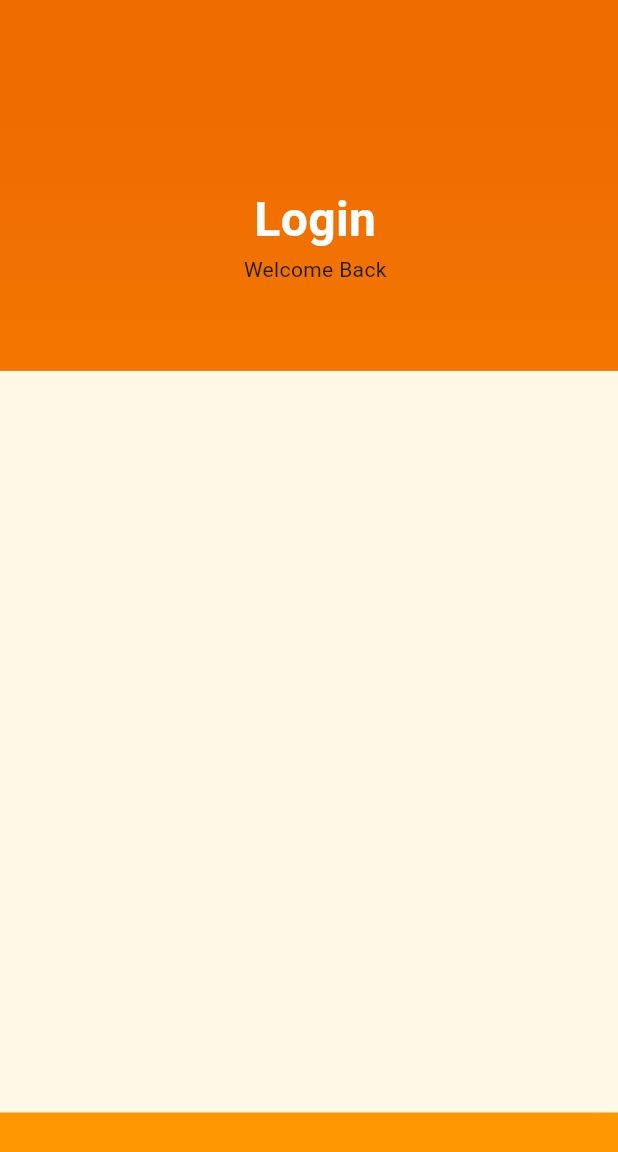
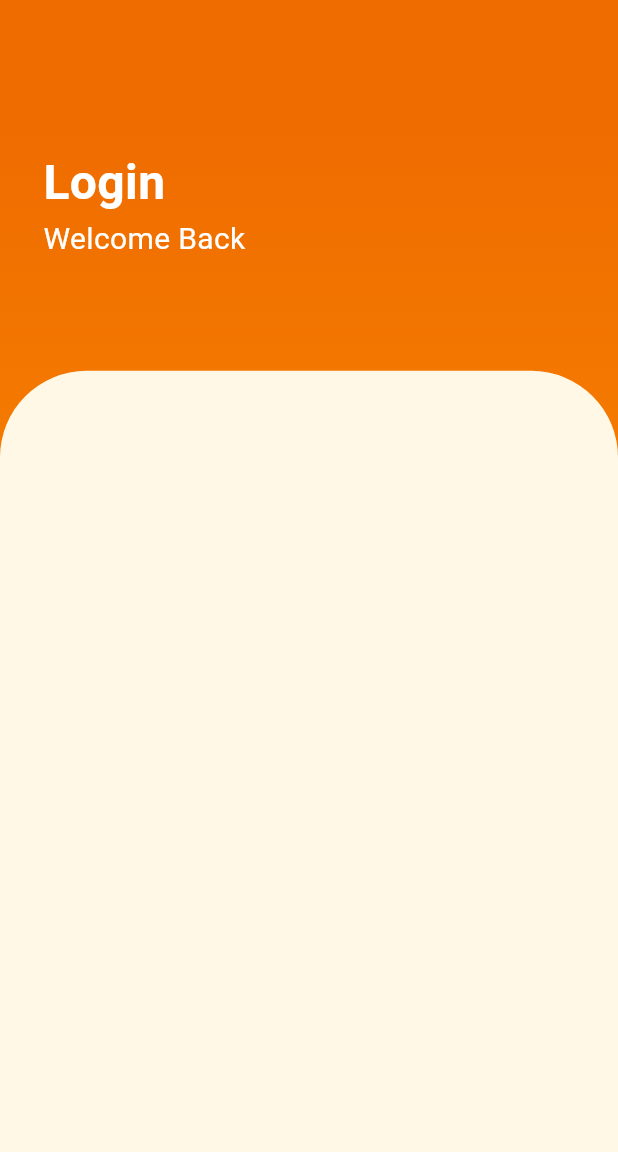
Before and after one commit to Ater-tech/LOGINUI, a Flutter app: the CurvedDownUi screen opened directly, on a phone screen of 412 x 824 dp. Shown: the top 1152 px of the screen. Run offline on Flutter 3.47's test engine with Material 3 defaults, Android fonts, the phone set to English and light mode, and no system bars.

Commit message:
some changes

```diff
--- a/ui_templates/lib/log_in_pages/curved_ui/curved_down_ui.dart
+++ b/ui_templates/lib/log_in_pages/curved_ui/curved_down_ui.dart
@@ -29,12 +29,17 @@
           )
         ),
       child: Column(
+        crossAxisAlignment: CrossAxisAlignment.start,
         children: [
-            Padding(padding: EdgeInsetsGeometry.only(
-              top: height*0.15,
-              left: width*0.02,
-              bottom: height*0.07),
+            Flexible(
+              flex: 3,
+              child: Padding(
+                padding: EdgeInsetsGeometry.only(
+                top: height*0.12,
+                left: width*0.07,
+                bottom: height*0.05),
                 child: Column(
+                  crossAxisAlignment: CrossAxisAlignment.start,
                   children: [
                     Text(
                       "Login",
@@ -43,14 +48,23 @@
                         fontWeight: FontWeight.bold,
                         fontSize: 32),
                         ),
-                  Text("Welcome Back"),
+                    Text("Welcome Back", style: TextStyle(color: Colors.white, fontSize: 20),),
                     ],
                 ),
                 ),
-          SingleChildScrollView(
+            ),
+          Flexible(
+            flex: 7,
+            child: SingleChildScrollView(
               child: Container(
-              height: height*0.6,
-              color: const Color(0xFFFFF8E7) // Cream,
+                height: height*0.7,
+                decoration: BoxDecoration(
+                  color: const Color(0xFFFFF8E7),
+                  borderRadius: BorderRadius.only(
+                    topLeft: Radius.circular(height*0.07),
+                    topRight: Radius.circular(height*0.07)),
+                ), // Cream,
+              ),
             ),
           ),
         ],
```
Lines whose indentation alone changed are shown as unchanged.
